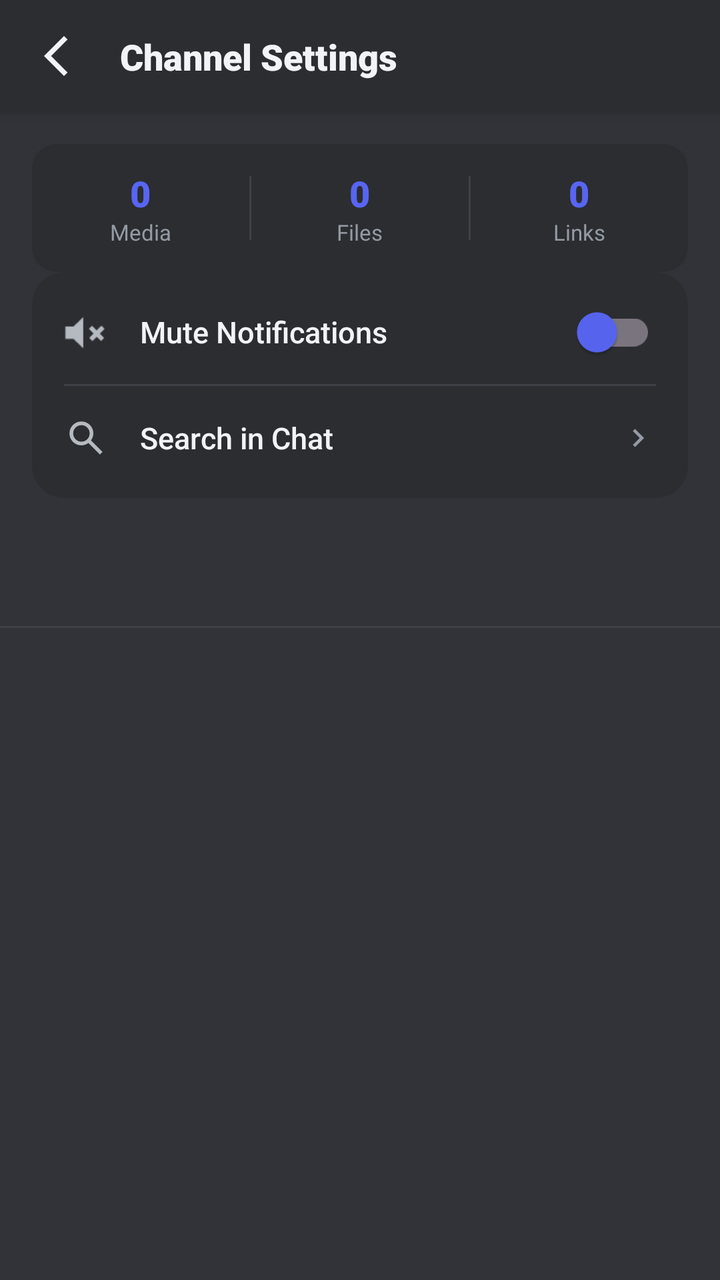
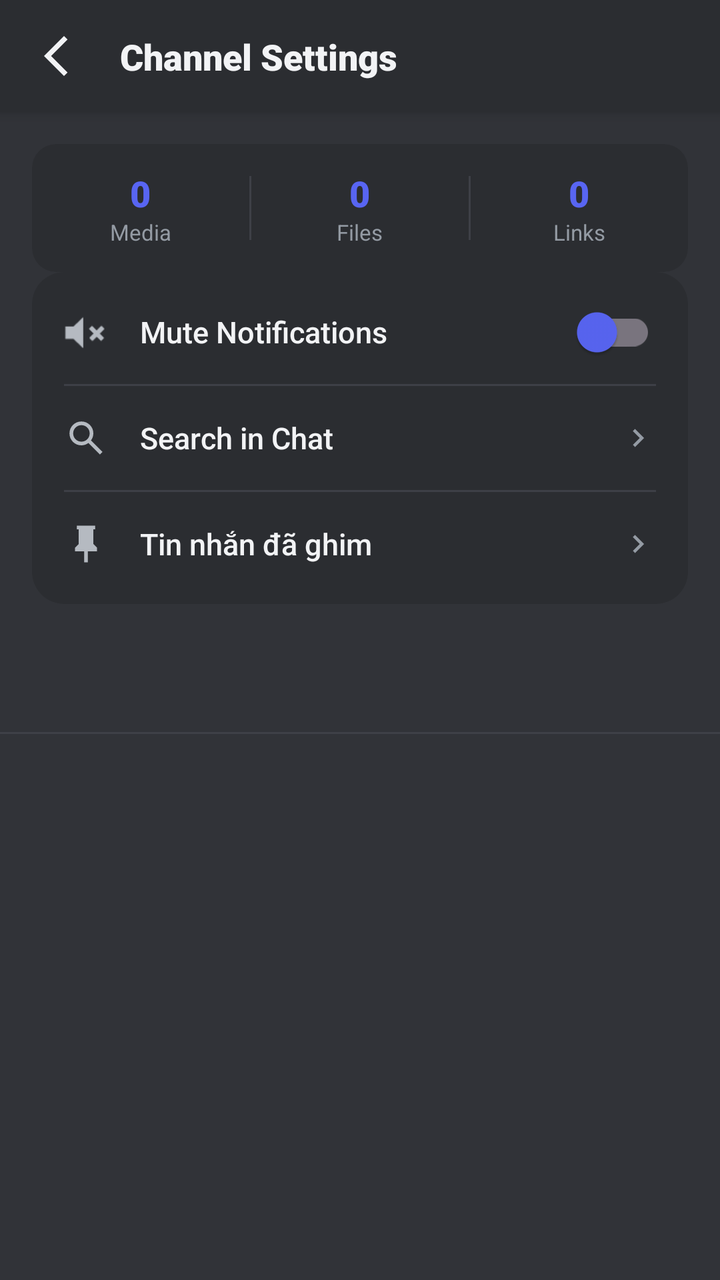

Compare the two renders of this Android layout. The source of the first and the diff that turns it into the second are given below.
<!-- AndroidManifest.xml: application theme Theme.SE114_CallingSystem -->
<!-- res/layout/fragment_chat_info.xml -->
<?xml version="1.0" encoding="utf-8"?>
<androidx.constraintlayout.widget.ConstraintLayout xmlns:android="http://schemas.android.com/apk/res/android"
    xmlns:app="http://schemas.android.com/apk/res-auto"
    android:id="@+id/chat_info_root"
    android:layout_width="match_parent"
    android:layout_height="match_parent"
    android:background="@color/discord_dark_base">

    
    <com.google.android.material.card.MaterialCardView
        android:id="@+id/header"
        android:layout_width="match_parent"
        android:layout_height="56dp"
        app:cardBackgroundColor="@color/discord_dark_alt"
        app:cardCornerRadius="0dp"
        app:cardElevation="4dp"
        app:strokeWidth="0dp"
        app:layout_constraintTop_toTopOf="parent">

        <androidx.constraintlayout.widget.ConstraintLayout
            android:layout_width="match_parent"
            android:layout_height="match_parent"
            android:paddingHorizontal="16dp">

            <ImageView
                android:id="@+id/btnBack"
                android:layout_width="24dp"
                android:layout_height="24dp"
                android:src="@drawable/icon_backbutton"
                app:tint="@color/discord_text_primary"
                app:layout_constraintStart_toStartOf="parent"
                app:layout_constraintTop_toTopOf="parent"
                app:layout_constraintBottom_toBottomOf="parent"
                android:clickable="true"
                android:focusable="true"
                android:background="?android:attr/selectableItemBackgroundBorderless" />

            <TextView
                android:id="@+id/tvChannelInfoName"
                android:layout_width="wrap_content"
                android:layout_height="wrap_content"
                android:text="Channel Settings"
                android:textColor="@color/discord_text_primary"
                android:textSize="18sp"
                android:fontFamily="sans-serif-black"
                app:layout_constraintStart_toEndOf="@id/btnBack"
                android:layout_marginStart="20dp"
                app:layout_constraintTop_toTopOf="parent"
                app:layout_constraintBottom_toBottomOf="parent" />

        </androidx.constraintlayout.widget.ConstraintLayout>
    </com.google.android.material.card.MaterialCardView>

    
    <com.google.android.material.card.MaterialCardView
        android:id="@+id/cardStats"
        android:layout_width="match_parent"
        android:layout_height="64dp"
        android:layout_margin="16dp"
        app:cardBackgroundColor="@color/discord_dark_alt"
        app:cardCornerRadius="12dp"
        app:cardElevation="0dp"
        app:strokeWidth="0dp"
        app:layout_constraintTop_toBottomOf="@id/header">

        <LinearLayout
            android:layout_width="match_parent"
            android:layout_height="match_parent"
            android:orientation="horizontal"
            android:gravity="center_vertical">

            <LinearLayout
                android:layout_width="0dp"
                android:layout_height="wrap_content"
                android:layout_weight="1"
                android:gravity="center"
                android:orientation="vertical">
                <TextView
                    android:id="@+id/tvMediaCount"
                    android:layout_width="wrap_content"
                    android:layout_height="wrap_content"
                    android:text="0"
                    android:textColor="@color/discord_blurple"
                    android:textSize="18sp"
                    android:fontFamily="sans-serif-black" />
                <TextView
                    android:layout_width="wrap_content"
                    android:layout_height="wrap_content"
                    android:text="Media"
                    android:textColor="@color/discord_text_muted"
                    android:textSize="11sp" />
            </LinearLayout>

            <View
                android:layout_width="1dp"
                android:layout_height="32dp"
                android:background="@color/discord_divider" />

            <LinearLayout
                android:layout_width="0dp"
                android:layout_height="wrap_content"
                android:layout_weight="1"
                android:gravity="center"
                android:orientation="vertical">
                <TextView
                    android:id="@+id/tvFileCount"
                    android:layout_width="wrap_content"
                    android:layout_height="wrap_content"
                    android:text="0"
                    android:textColor="@color/discord_blurple"
                    android:textSize="18sp"
                    android:fontFamily="sans-serif-black" />
                <TextView
                    android:layout_width="wrap_content"
                    android:layout_height="wrap_content"
                    android:text="Files"
                    android:textColor="@color/discord_text_muted"
                    android:textSize="11sp" />
            </LinearLayout>

            <View
                android:layout_width="1dp"
                android:layout_height="32dp"
                android:background="@color/discord_divider" />

            <LinearLayout
                android:layout_width="0dp"
                android:layout_height="wrap_content"
                android:layout_weight="1"
                android:gravity="center"
                android:orientation="vertical">
                <TextView
                    android:id="@+id/tvLinkCount"
                    android:layout_width="wrap_content"
                    android:layout_height="wrap_content"
                    android:text="0"
                    android:textColor="@color/discord_blurple"
                    android:textSize="18sp"
                    android:fontFamily="sans-serif-black" />
                <TextView
                    android:layout_width="wrap_content"
                    android:layout_height="wrap_content"
                    android:text="Links"
                    android:textColor="@color/discord_text_muted"
                    android:textSize="11sp" />
            </LinearLayout>
        </LinearLayout>
    </com.google.android.material.card.MaterialCardView>

    
    <com.google.android.material.card.MaterialCardView
        android:id="@+id/cardSettingsList"
        android:layout_width="match_parent"
        android:layout_height="wrap_content"
        android:layout_marginHorizontal="16dp"
        app:cardBackgroundColor="@color/discord_dark_alt"
        app:cardCornerRadius="16dp"
        app:cardElevation="0dp"
        app:strokeWidth="0dp"
        app:layout_constraintTop_toBottomOf="@id/cardStats">

        <LinearLayout
            android:layout_width="match_parent"
            android:layout_height="wrap_content"
            android:orientation="vertical"
            android:paddingVertical="4dp">

            
            <LinearLayout
                android:id="@+id/btnMuteNotifications"
                android:layout_width="match_parent"
                android:layout_height="52dp"
                android:orientation="horizontal"
                android:gravity="center_vertical"
                android:paddingHorizontal="16dp"
                android:background="?android:attr/selectableItemBackground"
                android:clickable="true"
                android:focusable="true">

                <ImageView
                    android:layout_width="22dp"
                    android:layout_height="22dp"
                    android:src="@android:drawable/ic_lock_silent_mode"
                    app:tint="@color/discord_text_secondary" />

                <TextView
                    android:layout_width="0dp"
                    android:layout_weight="1"
                    android:layout_height="wrap_content"
                    android:layout_marginStart="16dp"
                    android:text="Mute Notifications"
                    android:textColor="@color/discord_text_primary"
                    android:textSize="15sp"
                    android:fontFamily="sans-serif-medium" />

                <com.google.android.material.switchmaterial.SwitchMaterial
                    android:id="@+id/switchMute"
                    android:layout_width="wrap_content"
                    android:layout_height="wrap_content"
                    android:clickable="false"
                    android:focusable="false"
                    app:useMaterialThemeColors="false"
                    app:thumbTint="@color/discord_blurple" />
            </LinearLayout>

            <View
                android:id="@+id/dividerMute"
                android:layout_width="match_parent"
                android:layout_height="1dp"
                android:background="@color/discord_divider"
                android:layout_marginHorizontal="16dp" />

            
            <LinearLayout
                android:id="@+id/btnSearchInChat"
                android:layout_width="match_parent"
                android:layout_height="52dp"
                android:orientation="horizontal"
                android:gravity="center_vertical"
                android:paddingHorizontal="16dp"
                android:background="?android:attr/selectableItemBackground"
                android:clickable="true"
                android:focusable="true">

                <ImageView
                    android:layout_width="22dp"
                    android:layout_height="22dp"
                    android:src="@drawable/icon_searchbutton"
                    app:tint="@color/discord_text_secondary" />

                <TextView
                    android:layout_width="0dp"
                    android:layout_weight="1"
                    android:layout_height="wrap_content"
                    android:layout_marginStart="16dp"
                    android:text="Search in Chat"
                    android:textColor="@color/discord_text_primary"
                    android:textSize="15sp"
                    android:fontFamily="sans-serif-medium" />

                <ImageView
                    android:layout_width="18dp"
                    android:layout_height="18dp"
                    android:src="@drawable/ic_chevron_right"
                    app:tint="@color/discord_text_muted" />
            </LinearLayout>

            <View
                android:id="@+id/dividerNicknames"
                android:layout_width="match_parent"
                android:layout_height="1dp"
                android:background="@color/discord_divider"
                android:layout_marginHorizontal="16dp"
                android:visibility="gone" />

            
            <LinearLayout
                android:id="@+id/btnNicknames"
                android:layout_width="match_parent"
                android:layout_height="52dp"
                android:orientation="horizontal"
                android:gravity="center_vertical"
                android:paddingHorizontal="16dp"
                android:background="?android:attr/selectableItemBackground"
                android:clickable="true"
                android:focusable="true"
                android:visibility="gone">

                <ImageView
                    android:layout_width="22dp"
                    android:layout_height="22dp"
                    android:src="@drawable/icon_user"
                    app:tint="@color/discord_text_secondary" />

                <TextView
                    android:layout_width="0dp"
                    android:layout_weight="1"
                    android:layout_height="wrap_content"
                    android:layout_marginStart="16dp"
                    android:text="Biệt danh &amp; Thành viên"
                    android:textColor="@color/discord_text_primary"
                    android:textSize="15sp"
                    android:fontFamily="sans-serif-medium" />

                <ImageView
                    android:layout_width="18dp"
                    android:layout_height="18dp"
                    android:src="@drawable/ic_chevron_right"
                    app:tint="@color/discord_text_muted" />
            </LinearLayout>

        </LinearLayout>
    </com.google.android.material.card.MaterialCardView>

    
    <com.google.android.material.tabs.TabLayout
        android:id="@+id/tabLayout"
        android:layout_width="match_parent"
        android:layout_height="48dp"
        android:layout_marginTop="16dp"
        android:layout_marginHorizontal="16dp"
        android:background="@color/discord_dark_base"
        app:tabIndicatorColor="@color/discord_blurple"
        app:tabIndicatorHeight="3dp"
        app:tabIndicatorFullWidth="false"
        app:tabSelectedTextColor="@color/discord_blurple"
        app:tabTextColor="@color/discord_text_secondary"
        app:tabRippleColor="@color/discord_dark_alt"
        app:tabMode="fixed"
        app:tabGravity="fill"
        app:layout_constraintTop_toBottomOf="@id/cardSettingsList" />

    <View
        android:id="@+id/tabDivider"
        android:layout_width="match_parent"
        android:layout_height="1dp"
        android:background="@color/discord_divider"
        app:layout_constraintTop_toBottomOf="@id/tabLayout" />

    
    <androidx.viewpager2.widget.ViewPager2
        android:id="@+id/viewPager"
        android:layout_width="match_parent"
        android:layout_height="0dp"
        app:layout_constraintTop_toBottomOf="@id/tabDivider"
        app:layout_constraintBottom_toBottomOf="parent" />

</androidx.constraintlayout.widget.ConstraintLayout>
<!-- resources referenced by this layout -->
<resources>
  <color name="discord_blurple">#5865F2</color>
  <color name="discord_dark_alt">#2B2D31</color>
  <color name="discord_dark_base">#313338</color>
  <color name="discord_divider">#3E4047</color>
  <color name="discord_text_muted">#949BA4</color>
  <color name="discord_text_primary">#F2F3F5</color>
  <color name="discord_text_secondary">#B5BAC1</color>
  <!-- drawable ic_chevron_right (drawable) -->
  <vector xmlns:android="http://schemas.android.com/apk/res/android"
      android:width="20dp"
      android:height="20dp"
      android:viewportWidth="24"
      android:viewportHeight="24">
    <path
        android:fillColor="@color/discord_text_muted"
        android:pathData="M8.59,16.58L13.17,12L8.59,7.41L10,6L16,12L10,18L8.59,16.58Z"/>
  </vector>
  <!-- drawable icon_backbutton (drawable) -->
  <vector xmlns:android="http://schemas.android.com/apk/res/android"
      android:width="24dp"
      android:height="24dp"
      android:viewportWidth="960"
      android:viewportHeight="960">
    <path
        android:pathData="M640,880 L240,480l400,-400 71,71 -329,329 329,329 -71,71Z"
        android:fillColor="#000000"/>
  </vector>
  <!-- drawable icon_searchbutton (drawable) -->
  <vector xmlns:android="http://schemas.android.com/apk/res/android"
      android:width="24dp"
      android:height="24dp"
      android:viewportWidth="960"
      android:viewportHeight="960">
    <path
        android:pathData="M784,840 L532,588q-30,24 -69,38t-83,14q-109,0 -184.5,-75.5T120,380q0,-109 75.5,-184.5T380,120q109,0 184.5,75.5T640,380q0,44 -14,83t-38,69l252,252 -56,56ZM380,560q75,0 127.5,-52.5T560,380q0,-75 -52.5,-127.5T380,200q-75,0 -127.5,52.5T200,380q0,75 52.5,127.5T380,560Z"
        android:fillColor="#000000"/>
  </vector>
  <!-- drawable icon_user (drawable) -->
  <?xml version="1.0" encoding="utf-8"?>
  <vector xmlns:android="http://schemas.android.com/apk/res/android"
      android:width="24dp"
      android:height="24dp"
      android:viewportWidth="24"
      android:viewportHeight="24">
      <path
          android:fillColor="#FFFFFF"
          android:pathData="M12,12c2.21,0 4,-1.79 4,-4s-1.79,-4 -4,-4 -4,1.79 -4,4 1.79,4 4,4zM12,14c-2.67,0 -8,1.34 -8,4v2h16v-2c0,-2.66 -5.33,-4 -8,-4z"/>
  </vector>
  <style name="Theme.SE114_CallingSystem" parent="Base.Theme.SE114_CallingSystem" />
  <style name="Base.Theme.SE114_CallingSystem" parent="Theme.Material3.DayNight.NoActionBar">
          <item name="colorPrimary">@color/accent</item>
          <item name="colorOnPrimary">@color/text_on_accent</item>
          <item name="colorSecondary">@color/accent_light</item>
          <item name="android:windowBackground">@color/bg_primary</item>
          <item name="android:statusBarColor">@color/bg_primary</item>
          <item name="android:navigationBarColor">@color/bg_primary</item>
      </style>
  <color name="accent">@color/discord_blurple</color>
  <color name="text_on_accent">#FFFFFF</color>
  <color name="accent_light">#7A85F5</color>
  <color name="bg_primary">@color/discord_dark_base</color>
</resources>

<!-- the commit's change to res/layout/fragment_chat_info.xml (unified diff, before → after) -->
@@ -234,6 +234,48 @@
                     android:layout_height="wrap_content"
                     android:layout_marginStart="16dp"
                     android:text="Search in Chat"
+                    android:textColor="@color/discord_text_primary"
+                    android:textSize="15sp"
+                    android:fontFamily="sans-serif-medium" />
+
+                <ImageView
+                    android:layout_width="18dp"
+                    android:layout_height="18dp"
+                    android:src="@drawable/ic_chevron_right"
+                    app:tint="@color/discord_text_muted" />
+            </LinearLayout>
+
+            <View
+                android:id="@+id/dividerPinned"
+                android:layout_width="match_parent"
+                android:layout_height="1dp"
+                android:background="@color/discord_divider"
+                android:layout_marginHorizontal="16dp" />
+
+            
+            <LinearLayout
+                android:id="@+id/btnPinnedMessages"
+                android:layout_width="match_parent"
+                android:layout_height="52dp"
+                android:orientation="horizontal"
+                android:gravity="center_vertical"
+                android:paddingHorizontal="16dp"
+                android:background="?android:attr/selectableItemBackground"
+                android:clickable="true"
+                android:focusable="true">
+
+                <ImageView
+                    android:layout_width="22dp"
+                    android:layout_height="22dp"
+                    android:src="@drawable/ic_pin"
+                    app:tint="@color/discord_text_secondary" />
+
+                <TextView
+                    android:layout_width="0dp"
+                    android:layout_weight="1"
+                    android:layout_height="wrap_content"
+                    android:layout_marginStart="16dp"
+                    android:text="Tin nhắn đã ghim"
                     android:textColor="@color/discord_text_primary"
                     android:textSize="15sp"
                     android:fontFamily="sans-serif-medium" />
<!-- resource entries referenced after the edit -->
@@ -16,6 +16,16 @@
     <path
         android:fillColor="@color/discord_text_muted"
         android:pathData="M8.59,16.58L13.17,12L8.59,7.41L10,6L16,12L10,18L8.59,16.58Z"/>
+  </vector>
+  <!-- drawable ic_pin (drawable) -->
+  <vector xmlns:android="http://schemas.android.com/apk/res/android"
+      android:width="24dp"
+      android:height="24dp"
+      android:viewportWidth="24"
+      android:viewportHeight="24">
+    <path
+        android:fillColor="#FFFFFFFF"
+        android:pathData="M16,12V4H17V2H7V4H8V12L6,14V16H11V22H13V16H18V14L16,12M8.8,14H15.2L14,12.8V4H10V12.8L8.8,14Z"/>
   </vector>
   <!-- drawable icon_backbutton (drawable) -->
   <vector xmlns:android="http://schemas.android.com/apk/res/android"
